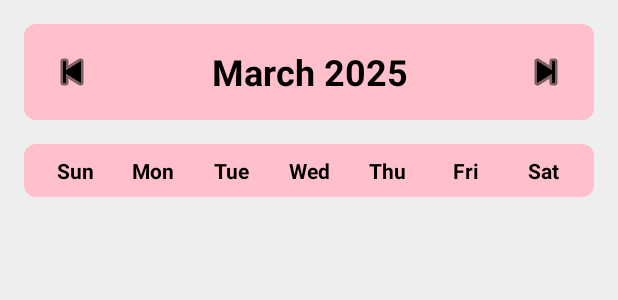
After one commit to NoamGeorge2006/Noam_final, an Android app: the layout fragment_calendar.xml on its own in the app's theme, with its tools: preview values and no code run, on a phone screen of 412 x 824 dp. The commit adds this screen. Shown: the top 300 px of the screen. Run offline under Robolectric (Android 15) with nearby library versions, the light colour scheme and no system bars.

Commit message:
עובד: רישום, התחברות, תצוגה של לוח שנה אסתטי, תפריט שמכיל: מדריך, אודות וצור וקשר
forget password לא עובד הכי טוב
תצוגת לוח שנה בעזרת: קלנדר אדפטר + קלנדר פרגמנט

```diff
--- /dev/null
+++ b/app/src/main/res/drawable/calendar_header_background.xml
@@ -0,0 +1,6 @@
+<?xml version="1.0" encoding="utf-8"?>
+<shape xmlns:android="http://schemas.android.com/apk/res/android"
+    android:shape="rectangle">
+    <corners android:radius="12dp"/>
+    <solid android:color="@color/baby_pink"/>
+</shape>
--- /dev/null
+++ b/app/src/main/res/drawable/rounded_baby_pink_background.xml
@@ -0,0 +1,5 @@
+<?xml version="1.0" encoding="utf-8"?>
+<shape xmlns:android="http://schemas.android.com/apk/res/android">
+    <solid android:color="@color/baby_pink" />
+    <corners android:radius="8dp" />
+</shape>
--- /dev/null
+++ b/app/src/main/res/layout/fragment_calendar.xml
@@ -0,0 +1,137 @@
+<?xml version="1.0" encoding="utf-8"?>
+<LinearLayout
+    xmlns:android="http://schemas.android.com/apk/res/android"
+    android:layout_width="match_parent"
+    android:layout_height="match_parent"
+    android:orientation="vertical"
+    android:padding="16dp"
+    android:background="@color/background_gray"
+    >
+
+    <!-- Month Navigation Header -->
+    <LinearLayout
+        android:layout_width="match_parent"
+        android:layout_height="wrap_content"
+        android:orientation="horizontal"
+        android:gravity="center_vertical"
+        android:layout_marginBottom="16dp"
+        android:background="@drawable/rounded_baby_pink_background"
+        android:padding="8dp">
+
+        <ImageButton
+            android:id="@+id/btnPreviousMonth"
+            android:layout_width="48dp"
+            android:layout_height="48dp"
+            android:src="@android:drawable/ic_media_previous"
+            android:background="?attr/selectableItemBackgroundBorderless"
+            android:contentDescription="Previous month"
+            android:tint="@color/black"/>
+
+        <TextView
+            android:id="@+id/tvMonthTitle"
+            android:layout_width="0dp"
+            android:layout_height="wrap_content"
+            android:layout_weight="1"
+            android:text="March 2025"
+            android:textSize="24sp"
+            android:textStyle="bold"
+            android:textColor="@color/black"
+            android:gravity="center"/>
+
+        <ImageButton
+            android:id="@+id/btnNextMonth"
+            android:layout_width="48dp"
+            android:layout_height="48dp"
+            android:src="@android:drawable/ic_media_next"
+            android:background="?attr/selectableItemBackgroundBorderless"
+            android:contentDescription="Next month"
+            android:tint="@color/black"/>
+    </LinearLayout>
+
+    <!-- Weekday Headers -->
+    <LinearLayout
+        android:layout_width="match_parent"
+        android:layout_height="wrap_content"
+        android:orientation="horizontal"
+        android:layout_marginBottom="8dp"
+        android:background="@drawable/rounded_baby_pink_background"
+        android:padding="8dp">
+
+        <TextView
+            android:layout_width="0dp"
+            android:layout_height="wrap_content"
+            android:layout_weight="1"
+            android:text="Sun"
+            android:gravity="center"
+            android:textStyle="bold"
+            android:textColor="@color/black"/>
+
+        <TextView
+            android:layout_width="0dp"
+            android:layout_height="wrap_content"
+            android:layout_weight="1"
+            android:text="Mon"
+            android:gravity="center"
+            android:textStyle="bold"
+            android:textColor="@color/black"/>
+
+        <TextView
+            android:layout_width="0dp"
+            android:layout_height="wrap_content"
+            android:layout_weight="1"
+            android:text="Tue"
+            android:gravity="center"
+            android:textStyle="bold"
+            android:textColor="@color/black"/>
+
+        <TextView
+            android:layout_width="0dp"
+            android:layout_height="wrap_content"
+            android:layout_weight="1"
+            android:text="Wed"
+            android:gravity="center"
+            android:textStyle="bold"
+            android:textColor="@color/black"/>
+
+        <TextView
+            android:layout_width="0dp"
+            android:layout_height="wrap_content"
+            android:layout_weight="1"
+            android:text="Thu"
+            android:gravity="center"
+            android:textStyle="bold"
+            android:textColor="@color/black"/>
+
+        <TextView
+            android:layout_width="0dp"
+            android:layout_height="wrap_content"
+            android:layout_weight="1"
+            android:text="Fri"
+            android:gravity="center"
+            android:textStyle="bold"
+            android:textColor="@color/black"/>
+
+        <TextView
+            android:layout_width="0dp"
+            android:layout_height="wrap_content"
+            android:layout_weight="1"
+            android:text="Sat"
+            android:gravity="center"
+            android:textStyle="bold"
+            android:textColor="@color/black"/>
+    </LinearLayout>
+
+    <!-- Calendar Grid -->
+    <GridView
+        android:id="@+id/gridCalendar"
+        android:layout_width="match_parent"
+        android:layout_height="0dp"
+        android:layout_weight="1"
+        android:numColumns="7"
+        android:verticalSpacing="4dp"
+        android:horizontalSpacing="4dp"
+        android:stretchMode="columnWidth"
+        android:gravity="center"
+        android:background="@color/background_gray"
+        />
+</LinearLayout>
--- a/app/src/main/res/values/colors.xml
+++ b/app/src/main/res/values/colors.xml
@@ -5,4 +5,7 @@
     <color name="dark_blue">#00008B</color>
     <color name="background_gray">#EEEEEE</color>
     <color name="baby_pink">#FFC0CB</color>
+    <color name="calendar_text">#FF69B4</color>
+    <color name="dark_pink">#FF69B4</color>
+
 </resources>
--- /dev/null
+++ b/app/src/main/res/xml/file_paths.xml
@@ -0,0 +1,6 @@
+<?xml version="1.0" encoding="utf-8"?>
+<paths>
+    <external-path
+        name="external_files"
+        path="." />
+</paths>
```
Also changed, not shown: app/src/main/AndroidManifest.xml (+17 -2 lines), app/src/main/java/com/example/noam_final/CalendarAdapter.java (added, +110 -0 lines), app/src/main/java/com/example/noam_final/CalendarFragment.java (added, +78 -0 lines), app/src/main/java/com/example/noam_final/Event.java (added, +59 -0 lines), app/src/main/java/com/example/noam_final/EventManager.java (added, +53 -0 lines), app/src/main/java/com/example/noam_final/HomePageActivity.java (+11 -9 lines), app/src/main/java/com/example/noam_final/Month.java (added, +44 -0 lines), app/src/main/res/drawable/calendar_cell_background.xml (added, +9 -0 lines), app/src/main/res/drawable/calendar_grid_background.xml (added, +9 -0 lines), app/src/main/res/drawable/today_cell_background.xml (added, +8 -0 lines), app/src/main/res/layout/activity_homepage.xml (+5 -4 lines), app/src/main/res/layout/calendar_cell.xml (added, +11 -0 lines), app/src/main/res/layout/item_day.xml (added, +23 -0 lines).
